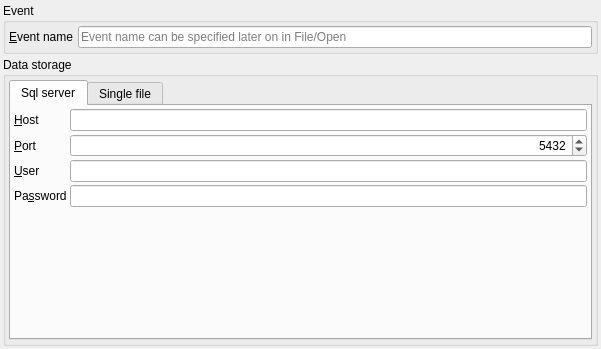
This is quickevent/app/plugins/qml/Event/src/connectdbdialogwidget.ui in Quick-Event/quickbox as Qt 5 draws it before an edit. The edited form follows.
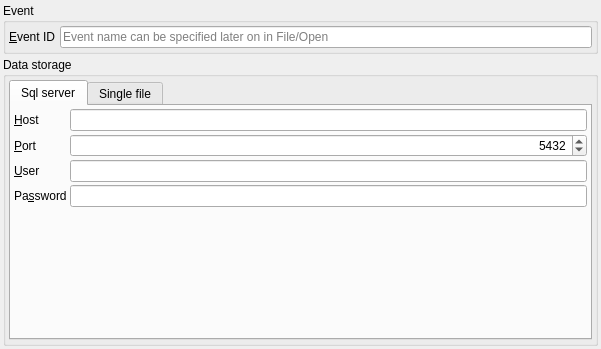
This is the edited form.

```diff
--- a/quickevent/app/plugins/qml/Event/src/connectdbdialogwidget.ui
+++ b/quickevent/app/plugins/qml/Event/src/connectdbdialogwidget.ui
@@ -50,7 +50,7 @@
       <item>
        <widget class="QLabel" name="label_5">
         <property name="text">
-         <string>&amp;Event name</string>
+         <string>&amp;Event ID</string>
         </property>
         <property name="buddy">
          <cstring>edEventName</cstring>
```
